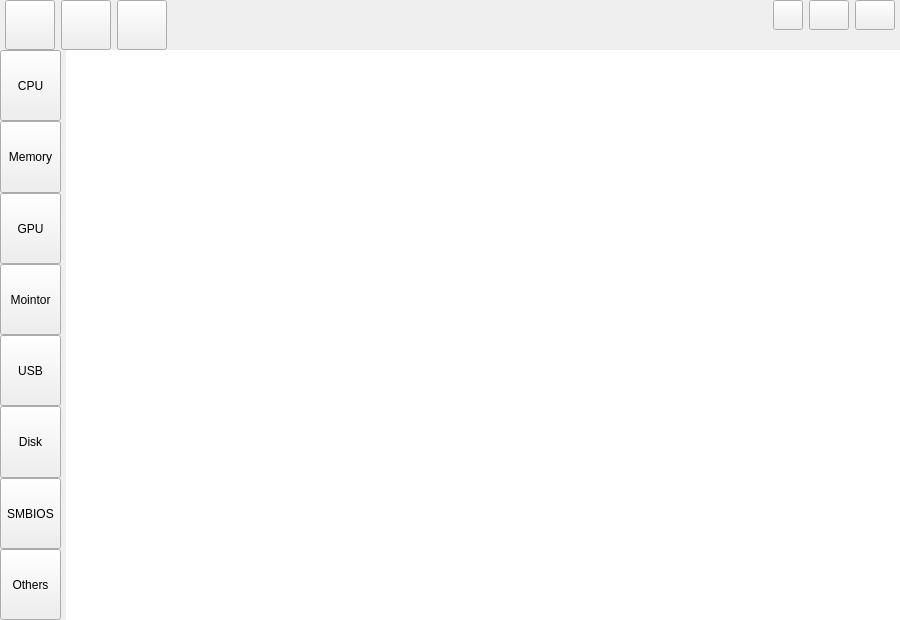
wsh993390188/SV-Assisstant, file QT/untitled3/mainwindow.ui: the form before one commit.
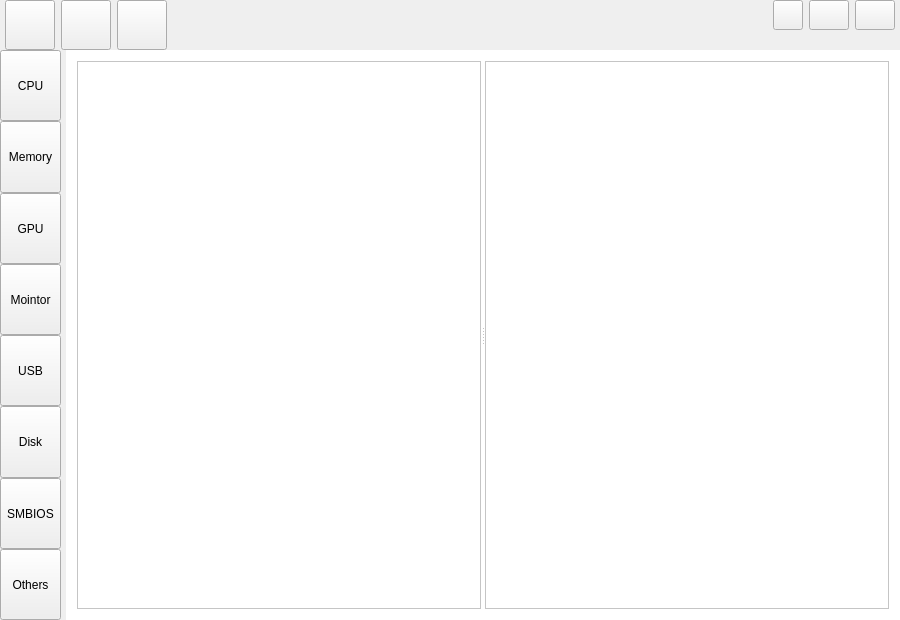
The form after the commit. The open tabs and pages were chosen to show the change. Icons and pictures are not drawn. Custom widgets are drawn as their Qt base class.

The edit to the form file:
```diff
--- a/QT/untitled3/mainwindow.ui
+++ b/QT/untitled3/mainwindow.ui
@@ -6123,7 +6123,19 @@
             </item>
            </layout>
           </widget>
-          <widget class="QWidget" name="otherspage"/>
+          <widget class="QWidget" name="otherspage">
+           <layout class="QHBoxLayout" name="horizontalLayout_12">
+            <item>
+             <widget class="QSplitter" name="splitter">
+              <property name="orientation">
+               <enum>Qt::Horizontal</enum>
+              </property>
+              <widget class="QTableWidget" name="AudiotableWidget"/>
+              <widget class="QTableWidget" name="NetworktableWidget"/>
+             </widget>
+            </item>
+           </layout>
+          </widget>
          </widget>
         </item>
        </layout>
```
Left out of the diff: 4 changed lines with no effect on the pictures.
